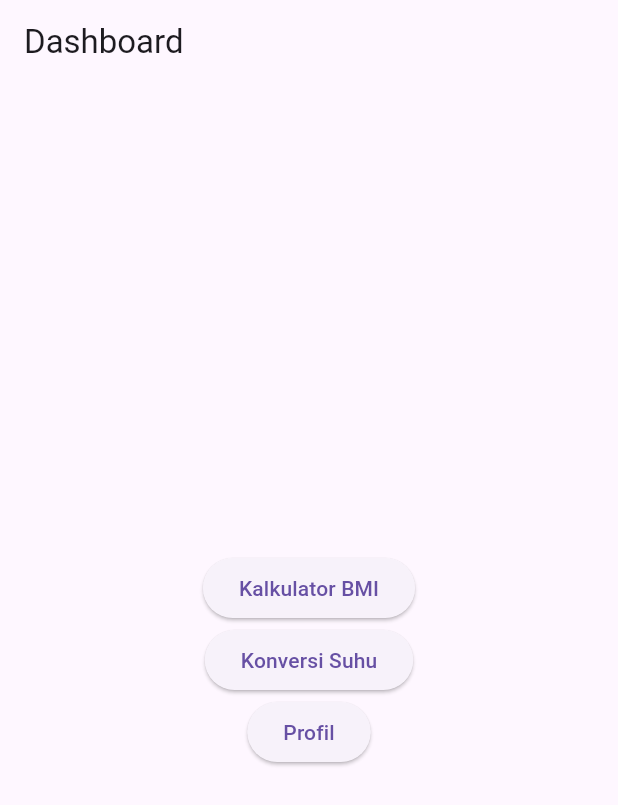
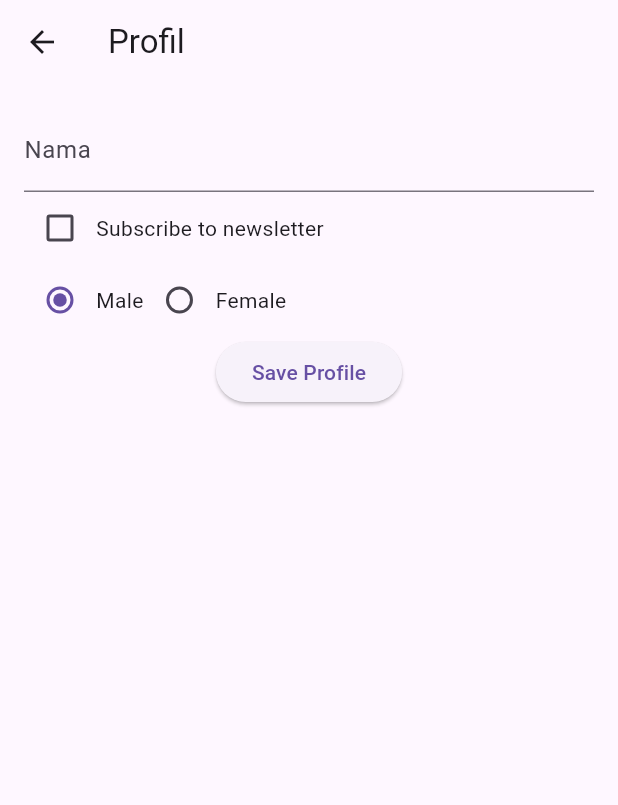
Before and after one commit to DimasBaskara666/whocare, a Flutter app: the screen it shows after launch, after a tap on "Profil", on a phone screen of 412 x 824 dp. Shown: the top 805 px of the screen. Run offline on Flutter 3.47's test engine with Material 3 defaults, Android fonts, the light colour scheme and no system bars.

Commit message:
add page bmi,profile,temp

```diff
--- a/lib/screens/dashboard.dart
+++ b/lib/screens/dashboard.dart
@@ -1,7 +1,7 @@
 import 'package:flutter/material.dart';
-// import 'bmi_calculator_page.dart';
-// import 'temperature_conversion_page.dart';
-// import 'profile_page.dart';
+import 'bmi_calculator_page.dart';
+import 'temperature_conversion_page.dart';
+import 'profile_page.dart';
 
 class Dashboard extends StatelessWidget {
   @override
@@ -16,28 +16,29 @@ class Dashboard extends StatelessWidget {
           children: [
             ElevatedButton(
               onPressed: () {
-                // Navigator.push(
-                //   context,
-                //   MaterialPageRoute(builder: (context) => BMICalculatorPage()),
-                // );
+                Navigator.push(
+                  context,
+                  MaterialPageRoute(builder: (context) => BMICalculatorPage()),
+                );
               },
               child: Text('Kalkulator BMI'),
             ),
             ElevatedButton(
               onPressed: () {
-                // Navigator.push(
-                //   context,
-                //   MaterialPageRoute(builder: (context) => TemperatureConversionPage()),
-                // );
+                Navigator.push(
+                  context,
+                  MaterialPageRoute(
+                      builder: (context) => TemperatureConversionPage()),
+                );
               },
               child: Text('Konversi Suhu'),
             ),
             ElevatedButton(
               onPressed: () {
-                // Navigator.push(
-                //   context,
-                //   MaterialPageRoute(builder: (context) => ProfilePage()),
-                // );
+                Navigator.push(
+                  context,
+                  MaterialPageRoute(builder: (context) => ProfilePage()),
+                );
               },
               child: Text('Profil'),
             ),
--- /dev/null
+++ b/lib/screens/profile_page.dart
@@ -0,0 +1,84 @@
+import 'package:flutter/material.dart';
+
+class ProfilePage extends StatefulWidget {
+  @override
+  _ProfilePageState createState() => _ProfilePageState();
+}
+
+class _ProfilePageState extends State<ProfilePage> {
+  final TextEditingController nameController = TextEditingController();
+  bool _isChecked = false;
+  String _gender = 'Male';
+
+  void _showSnackbar(BuildContext context) {
+    final snackBar = SnackBar(content: Text('Profile saved'));
+    ScaffoldMessenger.of(context).showSnackBar(snackBar);
+  }
+
+  @override
+  Widget build(BuildContext context) {
+    return Scaffold(
+      appBar: AppBar(
+        title: Text('Profil'),
+        leading: IconButton(
+          icon: Icon(Icons.arrow_back),
+          onPressed: () => Navigator.pop(context),
+        ),
+      ),
+      body: Padding(
+        padding: const EdgeInsets.all(16.0),
+        child: Column(
+          children: [
+            TextField(
+              controller: nameController,
+              decoration: InputDecoration(labelText: 'Nama'),
+            ),
+            Row(
+              children: [
+                Checkbox(
+                  value: _isChecked,
+                  onChanged: (bool? value) {
+                    setState(() {
+                      _isChecked = value!;
+                    });
+                  },
+                ),
+                Text('Subscribe to newsletter'),
+              ],
+            ),
+            Row(
+              children: [
+                Radio(
+                  value: 'Male',
+                  groupValue: _gender,
+                  onChanged: (String? value) {
+                    setState(() {
+                      _gender = value!;
+                    });
+                  },
+                ),
+                Text('Male'),
+                Radio(
+                  value: 'Female',
+                  groupValue: _gender,
+                  onChanged: (String? value) {
+                    setState(() {
+                      _gender = value!;
+                    });
+                  },
+                ),
+                Text('Female'),
+              ],
+            ),
+            ElevatedButton(
+              onPressed: () {
+                _showSnackbar(context);
+              },
+              child: Text('Save Profile'),
+            ),
+          ],
+        ),
+      ),
+    );
+  }
+}
```
Also changed, not shown: lib/screens/bmi_calculator_page.dart (added, +67 -0 lines), lib/screens/bmi_result_page.dart (added, +49 -0 lines), lib/screens/temperature_conversion_page.dart (added, +55 -0 lines).
